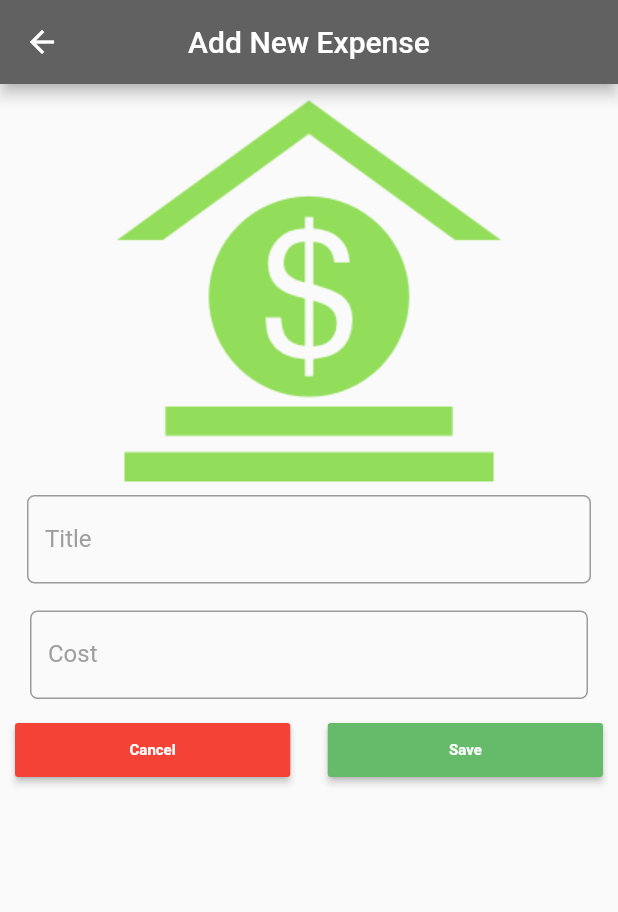
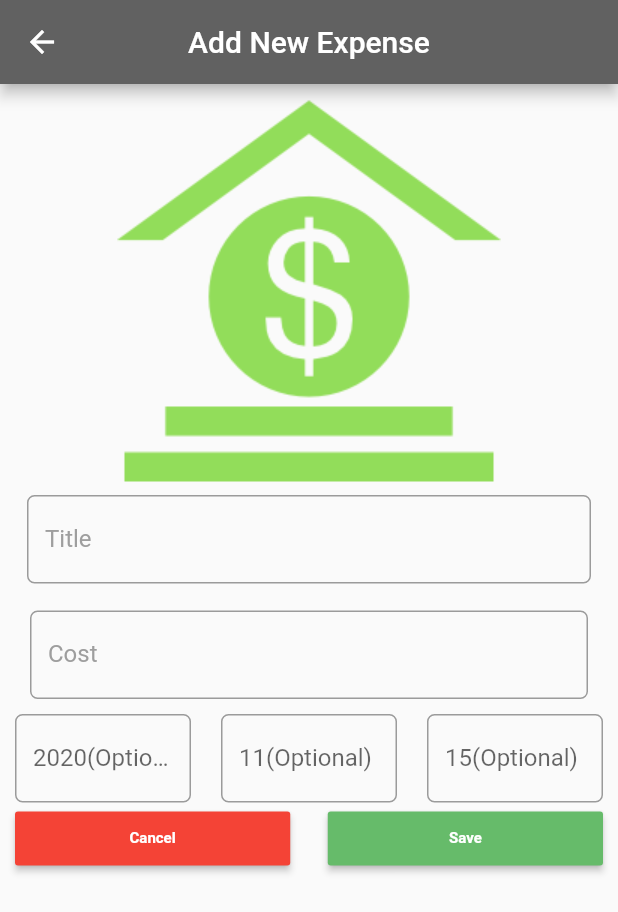
Before and after one commit to saivishnu725/expenses, a Flutter app: the screen it shows after launch, after a tap on the "add" icon, on a phone screen of 412 x 824 dp. Shown: the top 912 px of the screen. Run offline on Flutter 3.47's test engine with Material 2 defaults, Android fonts, the phone set to English and light mode, and no system bars; our stand-ins replace cloud_firestore, firebase_core; accounts and stored records are empty.

Commit message:
Added total of all costs!!1

```diff
--- a/lib/addscreen.dart
+++ b/lib/addscreen.dart
@@ -103,7 +103,45 @@ class _AddScreenState extends State<AddScreen> {
                       keyboardType: TextInputType.number,
                     ),
                   ),
-
+                  // Date
+                  Row(
+                    children: [
+                      //Year
+                      Expanded(
+                          child: TextField(
+                        decoration: InputDecoration(
+                          labelText: DateTime.now().year.toString() + "(Optional)",
+                          hintText: "Enter the year",
+                          border: OutlineInputBorder(
+                            borderRadius: BorderRadius.circular(5.0),
+                          ),
+                        ),
+                      )),
+                      Container(width: 20.0,height: 20.0,),
+                      // Month
+                      Expanded(child: TextField(
+                        decoration: InputDecoration(
+                          labelText: DateTime.now().month.toString() + "(Optional)",
+                          hintText: "Enter the month in numbers",
+                          border: OutlineInputBorder(
+                            borderRadius: BorderRadius.circular(5.0),
+                          ),
+                        ),
+                      )),
+                      Container(width: 20.0,height: 20.0,),
+                      // Date
+                      Expanded(child: TextField(
+                        decoration: InputDecoration(
+                          labelText: DateTime.now().day.toString() + "(Optional)",
+                          hintText: "Enter the date",
+                          border: OutlineInputBorder(
+                            borderRadius: BorderRadius.circular(5.0),
+                          ),
+                        ),
+                      )),
+                    ],
+                  ),
+                  // Buttons
                   Row(
                     children: [
                       Expanded(
@@ -155,3 +193,6 @@ class _AddScreenState extends State<AddScreen> {
     );
   }
 }
+
+
+//
--- a/lib/main.dart
+++ b/lib/main.dart
@@ -1,8 +1,7 @@
-import 'package:expenses/streampage.dart';
-
-import 'test.dart';
+// import 'package:expenses/addscreen.dart';
+// import 'test.dart';
 import 'package:firebase_core/firebase_core.dart';
-// import 'streampage.dart';
+import 'streampage.dart';
 import 'package:flutter/material.dart';
 
 void main() async {
@@ -10,7 +9,7 @@ void main() async {
   await Firebase.initializeApp();
   runApp(MaterialApp(
     debugShowCheckedModeBanner: false,
-    title: "Title",
+    title: "Expenses",
     home: StreamPage()
   ));
 }
--- a/lib/streampage.dart
+++ b/lib/streampage.dart
@@ -1,3 +1,5 @@
+import 'package:expenses/test.dart';
+
 import 'addscreen.dart';
 import 'editscreen.dart';
 import 'package:cloud_firestore/cloud_firestore.dart';
@@ -10,20 +12,39 @@ class StreamPage extends StatefulWidget {
   _StreamPageState createState() => _StreamPageState();
 }
 
+int totalCostYr = 0;
 String editTitle;
 String editCost;
 String deleteID;
+// var das = DateTime.utc(2020, 11, 20).toString();
+var das = DateTime.now().year.toString() +
+    "-" +
+    DateTime.now().month.toString() +
+    "-" +
+    DateTime.now().day.toString();
 
 class _StreamPageState extends State<StreamPage> {
   @override
   Widget build(BuildContext context) {
     return Scaffold(
       backgroundColor: Colors.white,
+      floatingActionButton: FloatingActionButton(
+          child: Text("Total"),
+          onPressed: () {
+            showDialog(
+              context: context,
+              builder: (context) {
+                return AlertDialog(
+                  title: Text("Total is $totalCostYr"),
+                );
+              },
+            );
+          }),
       appBar: AppBar(
         centerTitle: true,
         backgroundColor: Colors.purple,
         title: Text("Expenses"),
-        leading: Icon(Icons.monetization_on),
+        leading: Icon(Icons.monetization_on_rounded),
         actions: [
           IconButton(
               icon: Icon(Icons.add),
@@ -39,9 +60,12 @@ class _StreamPageState extends State<StreamPage> {
         stream: FirebaseFirestore.instance.collection('data').snapshots(),
         builder: (BuildContext context, AsyncSnapshot<QuerySnapshot> snapshot) {
           if (snapshot.hasData) {
+            totalCostYr = 0;
             return ListView.builder(
               itemCount: snapshot.data.docs.length,
               itemBuilder: (BuildContext context, int index) {
+                totalCostYr = totalCostYr +
+                    int.parse(snapshot.data.docs.elementAt(index)['cost']);
                 return ListTile(
                   title: Text(snapshot.data.docs.elementAt(index)['title']),
                   subtitle: Text(
@@ -60,6 +84,7 @@ class _StreamPageState extends State<StreamPage> {
                     }));
                   },
                   // addData('sampletitle', '7222558'),
+                  trailing: Text(snapshot.data.docs.elementAt(index)['time']),
                   leading: RaisedButton(
                       child: Icon(Icons.delete_forever),
                       color: Colors.white,
@@ -112,8 +137,8 @@ class _StreamPageState extends State<StreamPage> {
                 Expanded(child: Center(child: CircularProgressIndicator())),
                 Row(
                   children: [
-                    Text(
-                        'Please wait for the data to load or check your internet connection.')
+                    Text('Please wait for the data to load'),
+                    Text("check your internet connection."),
                   ],
                 ),
               ],
@@ -158,6 +183,7 @@ Future<void> addData(String titleValue, var costValue) async {
   await FirebaseFirestore.instance.collection('data').add({
     'title': titleValue,
     'cost': costValue,
+    'time': das,
   });
   debugPrint("After adding data!!");
 }
```
Also changed, not shown: lib/editscreen.dart (+32 -6 lines).
